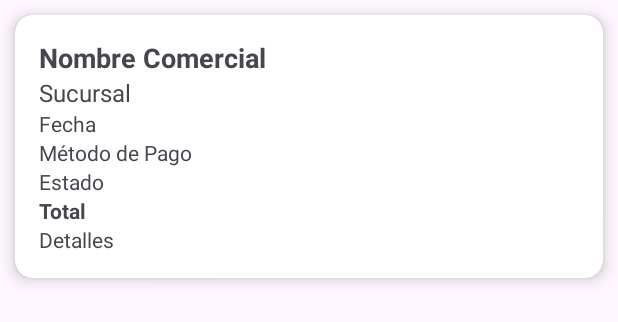
After one commit to devBryanDtv/DripLineSoftMovil, an Android app: the layout item_pedido.xml on its own in the app's theme, with its tools: preview values and no code run, on a phone screen of 412 x 824 dp. The commit adds this screen. Shown: the top 322 px of the screen. Run offline under Robolectric (Android 15) with nearby library versions, the phone set to English and light mode, and no system bars.

Commit message:
Se hicieron cambios, agregaciones y correciones 2

```diff
--- a/app/src/main/java/com/example/driplinesoftapp/api/ApiService.kt
+++ b/app/src/main/java/com/example/driplinesoftapp/api/ApiService.kt
@@ -4,8 +4,10 @@ import com.example.driplinesoftapp.data.ClienteResponse
 import com.example.driplinesoftapp.data.LoginRequest
 import com.example.driplinesoftapp.data.LoginResponse
 import com.example.driplinesoftapp.data.MenuResponse
+import com.example.driplinesoftapp.data.Pedido
 import com.example.driplinesoftapp.data.PedidoRequest
 import com.example.driplinesoftapp.data.PedidoResponse
+import com.example.driplinesoftapp.data.PedidoResponse2
 import com.example.driplinesoftapp.data.Producto
 import com.example.driplinesoftapp.data.ProductoCarrito
 import com.example.driplinesoftapp.data.ProductoRequest
@@ -51,4 +53,7 @@ interface ApiService {
     @POST("registro") // Endpoint en Laravel
     fun register(@Body request: RegisterRequest): Call<RegisterResponse>
 
+    @GET("pedidos/historial/{id_usuario}")
+    fun obtenerHistorialPedidos(@Path("id_usuario") idUsuario: Int): Call<PedidoResponse2>
+
 }
--- /dev/null
+++ b/app/src/main/res/layout/item_pedido.xml
@@ -0,0 +1,56 @@
+<?xml version="1.0" encoding="utf-8"?>
+<androidx.cardview.widget.CardView xmlns:android="http://schemas.android.com/apk/res/android"
+    android:layout_width="match_parent"
+    android:layout_height="wrap_content"
+    xmlns:app="http://schemas.android.com/apk/res-auto"
+    android:layout_margin="10dp"
+    app:cardElevation="6dp"
+    app:cardCornerRadius="12dp">
+
+    <LinearLayout
+        android:layout_width="match_parent"
+        android:layout_height="wrap_content"
+        android:padding="16dp"
+        android:orientation="vertical">
+
+        <TextView android:id="@+id/tvNombreComercial"
+            android:text="Nombre Comercial"
+            android:textStyle="bold"
+            android:textSize="18sp"
+            android:layout_width="wrap_content"
+            android:layout_height="wrap_content"/>
+
+        <TextView android:id="@+id/tvNombreSucursal"
+            android:text="Sucursal"
+            android:textSize="16sp"
+            android:layout_width="wrap_content"
+            android:layout_height="wrap_content"/>
+
+        <TextView android:id="@+id/tvFechaPedido"
+            android:text="Fecha"
+            android:layout_width="wrap_content"
+            android:layout_height="wrap_content"/>
+
+        <TextView android:id="@+id/tvMetodoPago"
+            android:text="Método de Pago"
+            android:layout_width="wrap_content"
+            android:layout_height="wrap_content"/>
+
+        <TextView android:id="@+id/tvEstadoPedido"
+            android:text="Estado"
+            android:layout_width="wrap_content"
+            android:layout_height="wrap_content"/>
+
+        <TextView android:id="@+id/tvTotalPedido"
+            android:text="Total"
+            android:textStyle="bold"
+            android:layout_width="wrap_content"
+            android:layout_height="wrap_content"/>
+
+        <TextView android:id="@+id/tvDetallesPedido"
+            android:text="Detalles"
+            android:layout_width="wrap_content"
+            android:layout_height="wrap_content"/>
+    </LinearLayout>
+
+</androidx.cardview.widget.CardView>
```
Also changed, not shown: app/src/main/java/com/example/driplinesoftapp/data/DetallePedido.kt (added, +11 -0 lines), app/src/main/java/com/example/driplinesoftapp/data/Pedido.kt (added, +22 -0 lines), app/src/main/java/com/example/driplinesoftapp/ui/pedido/PedidoAdapter.kt (added, +44 -0 lines), app/src/main/java/com/example/driplinesoftapp/ui/pedido/PedidoFragment.kt (+25 -10 lines), app/src/main/java/com/example/driplinesoftapp/ui/pedido/PedidoViewModel.kt (+30 -3 lines), app/src/main/res/layout/fragment_pedido.xml (+21 -17 lines).
